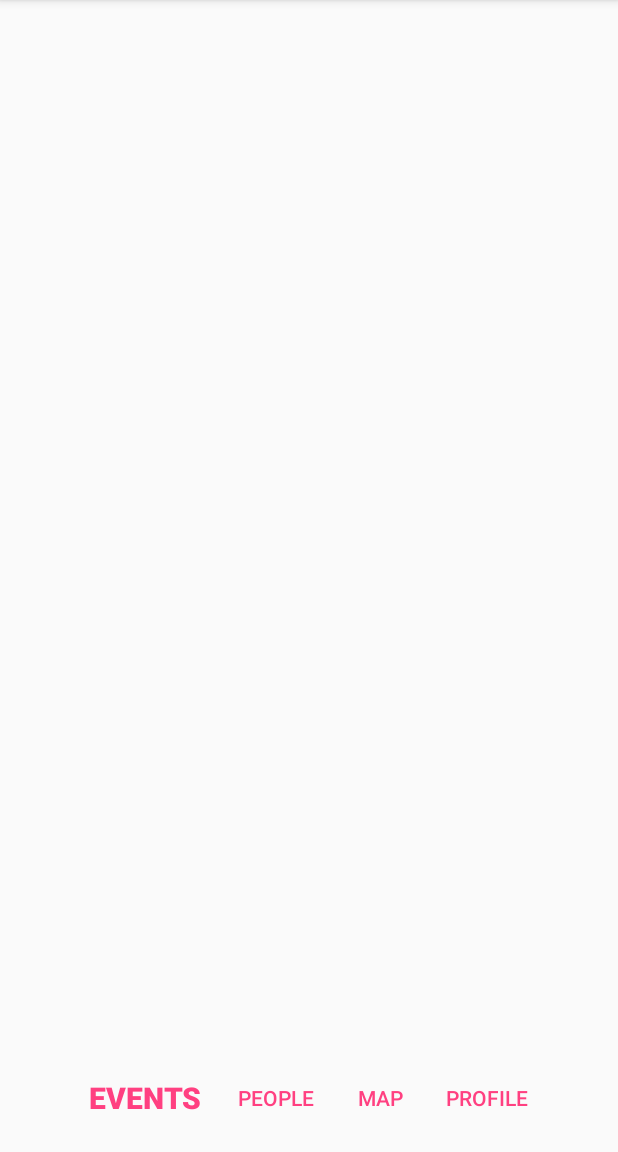
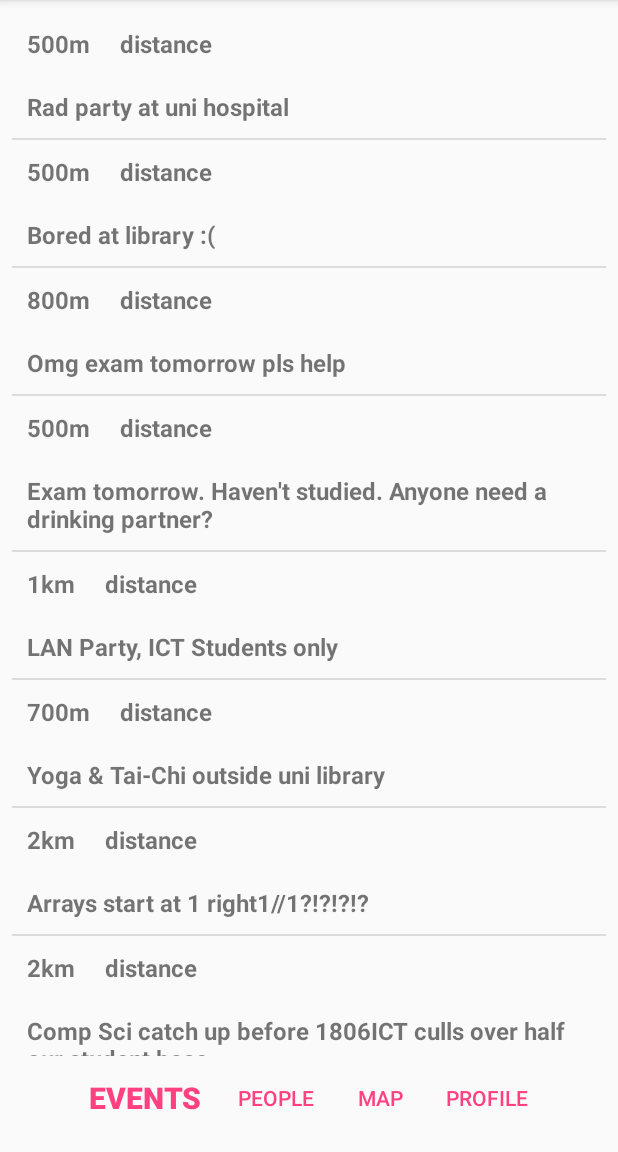
Before and after one commit to sk0g/Fern, an Android app: the screen it shows after launch (EventViewActivity), on a phone screen of 412 x 824 dp, the part 84-1236 px from its top. Run offline under Robolectric (Android 15) with nearby library versions, the phone set to English and light mode, and no system bars.

Commit message:
Event list view now works

```diff
--- /dev/null
+++ b/app/src/main/java/com/ymir/fern_app/EventAdapter.kt
@@ -0,0 +1,42 @@
+package com.ymir.fern_app
+
+import android.content.Context
+import android.view.LayoutInflater
+import android.view.View
+import android.view.ViewGroup
+import android.widget.BaseAdapter
+import android.widget.TextView
+
+class EventAdapter(val context: Context,
+                   val dataSource: Array<EventListObject>) : BaseAdapter() {
+    private val inflater: LayoutInflater = context.
+            getSystemService(Context.LAYOUT_INFLATER_SERVICE) as LayoutInflater
+
+    override fun getCount(): Int {
+        return dataSource.size
+    }
+
+    override fun getItem(p0: Int): Any {
+        return dataSource[p0]
+    }
+
+    override fun getItemId(p0: Int): Long {
+        return p0.toLong()
+    }
+
+    override fun getView(p0: Int, p1: View?, p2: ViewGroup?): View {
+        val rowView = inflater.inflate(R.layout.event_listrow, p2, false)
+
+        val event = getItem(p0) as EventListObject
+
+        val desc = rowView.findViewById(R.id.event_row_description) as TextView
+        val comm = rowView.findViewById(R.id.event_row_common) as TextView
+        val dist = rowView.findViewById(R.id.event_row_common) as TextView
+
+        desc.text = event.description
+        comm.text = event.commonInterests
+        dist.text = event.distance
+
+        return rowView
+    }
+}
--- a/app/src/main/java/com/ymir/fern_app/EventViewActivity.kt
+++ b/app/src/main/java/com/ymir/fern_app/EventViewActivity.kt
@@ -1,11 +1,9 @@
 package com.ymir.fern_app
 
-import android.content.Context
-import android.content.Intent
+import android.os.Bundle
 import android.support.v7.app.AppCompatActivity
-import android.os.Bundle
-import android.view.View
 import android.widget.Button
+import android.widget.ListView
 import com.ymir.fern_app.ActivitySwitcher.switchToMap
 import com.ymir.fern_app.ActivitySwitcher.switchToProfile
 
@@ -13,6 +11,7 @@ class EventViewActivity : AppCompatActivity() {
 
     lateinit var mMapButton: Button
     lateinit var mProfileButton: Button
+    lateinit var listview: ListView
 
     override fun onCreate(savedInstanceState: Bundle?) {
         super.onCreate(savedInstanceState)
@@ -27,5 +26,28 @@ class EventViewActivity : AppCompatActivity() {
         mProfileButton.setOnClickListener { view ->
             switchToProfile(applicationContext, view)
         }
+
+        listview = findViewById(R.id.event_list_view)
+
+        val events = getEventArray()
+
+        val adapter = EventAdapter(this, events)
+        listview.adapter = adapter
+    }
+
+    fun getEventArray(): Array<EventListObject> {
+        return arrayOf(
+                EventListObject("Drinking, dancing", "Rad party at uni hospital", "500m"),
+                EventListObject("Reading, social studying", "Bored at library :(", "500m"),
+                EventListObject("Netflix, social studying", "Omg exam tomorrow pls help", "800m"),
+                EventListObject("Drinking, dancing", "Exam tomorrow. Haven't studied. Anyone need a drinking partner?", "500m"),
+                EventListObject("Gaming, computers, programming", "LAN Party, ICT Students only", "1km"),
+                EventListObject("Yoga, meditation, reading", "Yoga & Tai-Chi outside uni library", "700m"),
+                EventListObject("computers, programming, social studying", "Arrays start at 1 right1//1?!?!?!?", "2km"),
+                EventListObject("Computers, programming, gaming", "Comp Sci catch up before 1806ICT culls over half our student base", "2km"),
+                EventListObject("Soccer, walking, netflix", "Casual soccer game", "4km")
+        )
     }
 }
+
+data class EventListObject(val commonInterests: String, val description: String, val distance: String)
--- a/app/src/main/java/com/ymir/fern_app/MapsActivity.kt
+++ b/app/src/main/java/com/ymir/fern_app/MapsActivity.kt
@@ -1,32 +1,24 @@
 package com.ymir.fern_app
 
 import android.Manifest
-import android.content.Context
-import android.content.Intent
 import android.content.pm.PackageManager
-import android.graphics.BitmapFactory
-import android.graphics.drawable.BitmapDrawable
-import android.graphics.drawable.Drawable
 import android.location.Location
-import android.location.LocationProvider
-import android.support.v7.app.AppCompatActivity
 import android.os.Bundle
-import android.provider.SyncStateContract
 import android.support.v4.app.ActivityCompat
 import android.support.v4.content.ContextCompat
+import android.support.v7.app.AppCompatActivity
 import android.util.Log
-import android.view.View
 import android.widget.Button
-import android.widget.Toast
 import com.google.android.gms.location.FusedLocationProviderClient
 import com.google.android.gms.location.LocationServices
-import com.google.android.gms.location.places.PlaceDetectionClient
-import com.google.android.gms.location.places.Places
-import com.google.android.gms.maps.*
-import com.google.android.gms.maps.model.*
-
-import com.google.android.gms.tasks.OnCompleteListener
-import com.google.android.gms.tasks.Task
+import com.google.android.gms.maps.CameraUpdateFactory
+import com.google.android.gms.maps.GoogleMap
+import com.google.android.gms.maps.OnMapReadyCallback
+import com.google.android.gms.maps.SupportMapFragment
+import com.google.android.gms.maps.model.BitmapDescriptorFactory
+import com.google.android.gms.maps.model.LatLng
+import com.google.android.gms.maps.model.MapStyleOptions
+import com.google.android.gms.maps.model.MarkerOptions
 import com.ymir.fern_app.ActivitySwitcher.switchToEvents
 import com.ymir.fern_app.ActivitySwitcher.switchToProfile
 
@@ -111,7 +103,7 @@ class MapsActivity : AppCompatActivity(), OnMapReadyCallback {
         mMap.moveCamera(CameraUpdateFactory.newLatLngZoom(
                 LatLng(mKnownLocation.latitude,
                        mKnownLocation.longitude),
-                13.0f
+                16.0f
             )
         )
     }
@@ -145,9 +137,9 @@ class MapsActivity : AppCompatActivity(), OnMapReadyCallback {
             CustomMarker(true, -27.9620592, 153.3778157, "Bored at library :("),
             CustomMarker(false, -27.962996, 153.381125, "Omg exam tomorrow pls help"),
             CustomMarker(true, -27.961156, 153.380912, "Exam tomorrow. Haven't studied. Anyone need a drinking partner?"),
-            CustomMarker(false, -27.963354, 153.383775, "LAN Party, ICT Students only")
+            CustomMarker(false, -27.963354, 153.383775, "LAN Party, ICT Students only"),
             CustomMarker(false, -27.962177, 153.380284, "Yoga & Tai-Chi outside uni library"),
-            CustomMarker(true, -27.963660, 153.383009, "Arrays start at 1 right1//1?!?!?!?")
+            CustomMarker(true, -27.963660, 153.383009, "Arrays start at 1 right1//1?!?!?!?"),
             CustomMarker(false, -27.963138, 153.382828, "Comp Sci catch up before 1806ICT culls over half our student base yeet")
         )
 
--- a/app/src/main/res/layout/activity_event_view.xml
+++ b/app/src/main/res/layout/activity_event_view.xml
@@ -9,25 +9,16 @@
     android:orientation="vertical"
     tools:context=".EventViewActivity">
 
-    <ScrollView
-        android:layout_width="match_parent"
-        android:layout_height="wrap_content">
+    <ListView
+        android:id="@+id/event_list_view"
+        android:layout_width="wrap_content"
+        android:layout_height="wrap_content"
+        android:layout_above="@id/event_view_button_bar">
 
-        <LinearLayout
-            android:layout_width="wrap_content"
-            android:layout_height="wrap_content">
-
-            <ExpandableListView
-                android:layout_width="match_parent"
-                android:layout_height="wrap_content">
-
-            </ExpandableListView>
-
-        </LinearLayout>
-
-    </ScrollView>
+    </ListView>
 
     <LinearLayout
+        android:id="@+id/event_view_button_bar"
         android:layout_width="match_parent"
         android:layout_height="wrap_content"
         style="?android:attr/buttonBarStyle"
--- /dev/null
+++ b/app/src/main/res/layout/event_listrow.xml
@@ -0,0 +1,44 @@
+<?xml version="1.0" encoding="utf-8"?>
+
+<LinearLayout
+    xmlns:android="http://schemas.android.com/apk/res/android"
+    android:layout_width="fill_parent"
+    android:layout_height="wrap_content"
+    android:orientation="vertical"
+    android:layout_margin="10dp">
+
+    <LinearLayout
+        android:layout_width="wrap_content"
+        android:layout_height="wrap_content"
+        android:orientation="horizontal">
+
+        <TextView xmlns:android="http://schemas.android.com/apk/res/android"
+            android:id="@+id/event_row_common"
+            android:layout_width="wrap_content"
+            android:layout_height="fill_parent"
+            android:padding="10dp"
+            android:text="common"
+            android:textSize="16sp"
+            android:textStyle="bold" />
+
+        <TextView xmlns:android="http://schemas.android.com/apk/res/android"
+            android:id="@+id/event_row_distance"
+            android:layout_width="wrap_content"
+            android:layout_height="fill_parent"
+            android:padding="10dp"
+            android:text="distance"
+            android:textSize="16sp"
+            android:textStyle="bold" />
+
+    </LinearLayout>
+
+    <TextView xmlns:android="http://schemas.android.com/apk/res/android"
+        android:id="@+id/event_row_description"
+        android:layout_width="wrap_content"
+        android:layout_height="fill_parent"
+        android:padding="10dp"
+        android:text="default"
+        android:textSize="16sp"
+        android:textStyle="bold" />
+
+</LinearLayout>
--- /dev/null
+++ b/app/src/main/res/layout/widget_toolbar.xml
@@ -0,0 +1,6 @@
+<?xml version="1.0" encoding="utf-8"?>
+<android.support.constraint.ConstraintLayout
+    xmlns:android="http://schemas.android.com/apk/res/android" android:layout_width="match_parent"
+    android:layout_height="match_parent">
+
+</android.support.constraint.ConstraintLayout>
```
